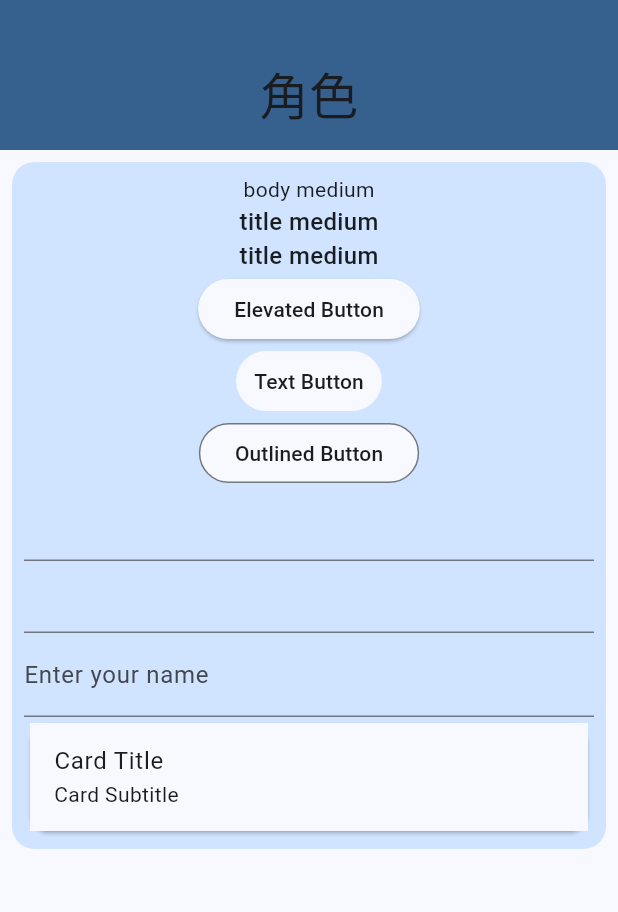
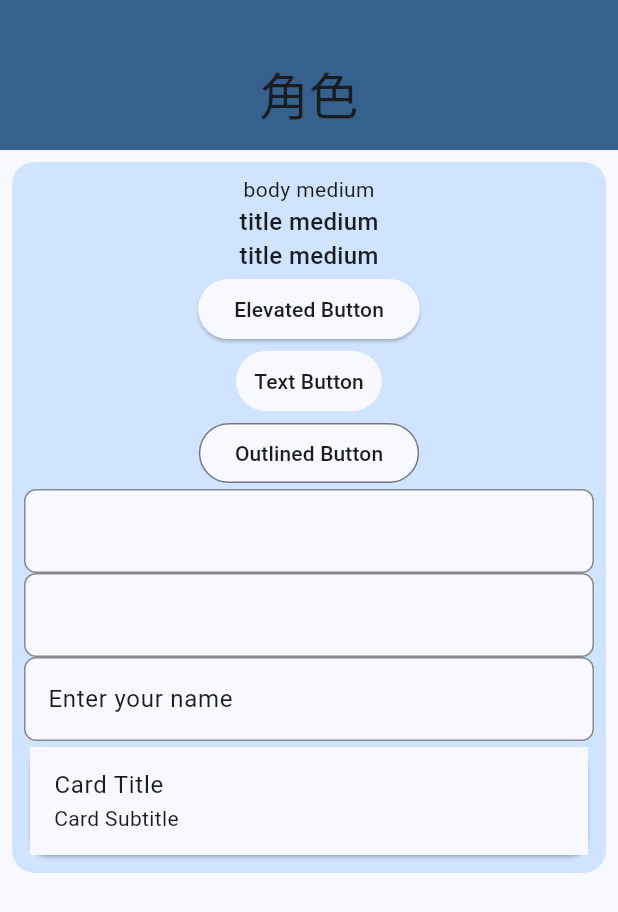
Before and after one commit to wesley990/demo_rpg, a Flutter app: the screen it shows after launch, on a phone screen of 412 x 824 dp. Shown: the top 912 px of the screen. Run offline on Flutter 3.47's test engine with Material 3 defaults, Android fonts, the phone set to English and light mode, and no system bars; our stand-ins replace firebase_core; accounts and stored records are empty.

Commit message:
feat: Add input decoration theme for consistent styling
This commit adds an `InputDecorationTheme` to the `AppTheme` class in `theme2.dart`. The `InputDecorationTheme` provides consistent styling for input fields throughout the application. It includes properties for filling, border, label, hint, and focus styles.

Recent user commits:
- update some colors
- add theme2
- Add script for generating test coverage report
- theme test version 2 test coverage 86.9 %
- theme tests. version 1
- revice comments
- rewrite the theme
- use BuildContextThemeExtension for easy access
- add textButtonTheme, elevatedButtonTheme, outlinedButtonTheme
- Revert "add theme for styledButton"

```diff
--- a/lib/home/theme2.dart
+++ b/lib/home/theme2.dart
@@ -53,6 +53,7 @@ class AppTheme {
       textSelectionTheme: _textSelectionTheme(colorScheme),
       timePickerTheme: _timePickerTheme(colorScheme),
       appBarTheme: _appBarTheme(colorScheme),
+      inputDecorationTheme: _inputDecorationTheme(colorScheme),
       extensions: [
         containerTheme(colorScheme),
       ],
@@ -102,6 +103,37 @@ class AppTheme {
       TextStyle(fontSize: 11, fontWeight: FontWeight.w500);
 
   // Component themes
+  static InputDecorationTheme _inputDecorationTheme(ColorScheme colorScheme) {
+    return InputDecorationTheme(
+      filled: true,
+      fillColor: colorScheme.surface,
+      border: OutlineInputBorder(
+        borderRadius: BorderRadius.circular(8.0),
+        borderSide: BorderSide(
+          color: colorScheme.onSurface,
+        ),
+      ),
+      focusedBorder: OutlineInputBorder(
+        borderRadius: BorderRadius.circular(8.0),
+        borderSide: BorderSide(
+          color: colorScheme.primary,
+        ),
+      ),
+      enabledBorder: OutlineInputBorder(
+        borderRadius: BorderRadius.circular(8.0),
+        borderSide: BorderSide(
+          color: colorScheme.onSurface.withOpacity(0.5),
+        ),
+      ),
+      labelStyle: TextStyle(
+        color: colorScheme.onSurface,
+      ),
+      hintStyle: TextStyle(
+        color: colorScheme.onSurface.withOpacity(0.5),
+      ),
+    );
+  }
+
   // Updated theme methods
   static BadgeThemeData _badgeTheme(ColorScheme colorScheme) => BadgeThemeData(
         backgroundColor: colorScheme.secondary,
```
